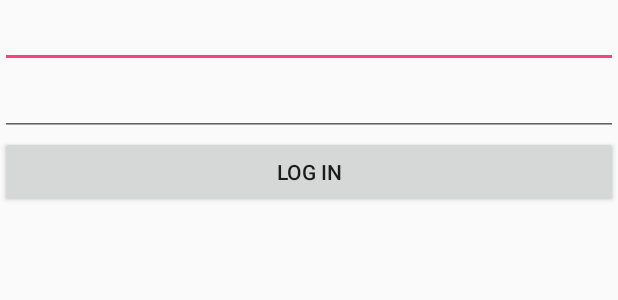
After one commit to AndrewBogdanovich/EpamProject, an Android app: the layout activity_login.xml on its own in the app's theme, with its tools: preview values and no code run, on a phone screen of 412 x 824 dp. The commit adds this screen. Shown: the top 300 px of the screen. Run offline under Robolectric (Android 15) with nearby library versions, the phone set to English and light mode, and no system bars.

```diff
--- a/app/src/main/AndroidManifest.xml
+++ b/app/src/main/AndroidManifest.xml
@@ -11,14 +11,15 @@
         android:roundIcon="@mipmap/ic_launcher_round"
         android:supportsRtl="true"
         android:theme="@style/AppTheme">
-        <activity android:name=".MainActivity">
+        <activity android:name=".activitys.MainActivity">
             <intent-filter>
                 <action android:name="android.intent.action.MAIN" />
 
                 <category android:name="android.intent.category.LAUNCHER" />
             </intent-filter>
         </activity>
-        <activity android:name=".CalculatorActivity" />
+        <activity android:name=".activitys.CalculatorActivity" />
+        <activity android:name=".activitys.LogInActivity"/>
     </application>
 
 </manifest>
--- a/app/src/main/java/com/andrewbogdanovich/github/epamproject/IApi.java
+++ b/app/src/main/java/com/andrewbogdanovich/github/epamproject/IApi.java
@@ -1,8 +1,5 @@
 package com.andrewbogdanovich.github.epamproject;
 
-/**
- * Created by Tom on 23.10.2017.
- */
 
 public interface IApi {
     String USER_URL = "https://epamproject-183610.appspot.com/_ah/api/userApi/v1/user";
--- a/app/src/main/java/com/andrewbogdanovich/github/epamproject/UserListLoader.java
+++ b/app/src/main/java/com/andrewbogdanovich/github/epamproject/UserListLoader.java
@@ -13,9 +13,7 @@ import com.andrewbogdanovich.github.epamproject.json.parsing.UsersListParserFact
 import java.io.InputStream;
 import java.util.List;
 
-/**
- * Created by Tom on 23.10.2017.
- */
+
 
 public class UserListLoader extends AsyncTask<Context, Void, String> {
     public static final String NO_DATA = "No data";
--- a/app/src/main/java/com/andrewbogdanovich/github/epamproject/json/parsing/UserListGsonParserWithObject.java
+++ b/app/src/main/java/com/andrewbogdanovich/github/epamproject/json/parsing/UserListGsonParserWithObject.java
@@ -6,9 +6,6 @@ import java.io.InputStream;
 import java.io.InputStreamReader;
 import java.io.Reader;
 
-/**
- * Created by Tom on 14.10.2017.
- */
 
 public class UserListGsonParserWithObject implements IUserListParser {
 
--- a/app/src/main/java/com/andrewbogdanovich/github/epamproject/json/parsing/UsersListParserFactory.java
+++ b/app/src/main/java/com/andrewbogdanovich/github/epamproject/json/parsing/UsersListParserFactory.java
@@ -2,9 +2,6 @@ package com.andrewbogdanovich.github.epamproject.json.parsing;
 
 import java.io.InputStream;
 
-/**
- * Created by Tom on 14.10.2017.
- */
 
 public class UsersListParserFactory {
 
--- /dev/null
+++ b/app/src/main/res/layout/activity_login.xml
@@ -0,0 +1,21 @@
+<?xml version="1.0" encoding="utf-8"?>
+<LinearLayout xmlns:android="http://schemas.android.com/apk/res/android"
+    android:orientation="vertical" android:layout_width="match_parent"
+    android:layout_height="match_parent">
+    <EditText
+        android:id="@+id/name_EditText"
+        android:layout_width="match_parent"
+        android:layout_height="wrap_content" />
+    <EditText
+        android:id="@+id/password_EditText"
+        android:layout_width="match_parent"
+        android:layout_height="wrap_content" />
+    <Button
+        android:id="@+id/logIn_Button"
+        android:layout_width="match_parent"
+        android:layout_height="wrap_content"
+        android:text="Log In"/>
+
+
+
+</LinearLayout>
```
Also changed, not shown: app/src/main/java/com/andrewbogdanovich/github/epamproject/MainActivity.java (deleted, +0 -19 lines), app/src/main/java/com/andrewbogdanovich/github/epamproject/activitys/CalculatorActivity.java (renamed from app/src/main/java/com/andrewbogdanovich/github/epamproject/CalculatorActivity.java, +5 -5 lines), app/src/main/java/com/andrewbogdanovich/github/epamproject/activitys/LogInActivity.java (added, +9 -0 lines), app/src/main/java/com/andrewbogdanovich/github/epamproject/activitys/MainActivity.java (added, +30 -0 lines), app/src/main/res/layout/activity_main.xml (+9 -8 lines), 4 other files.
